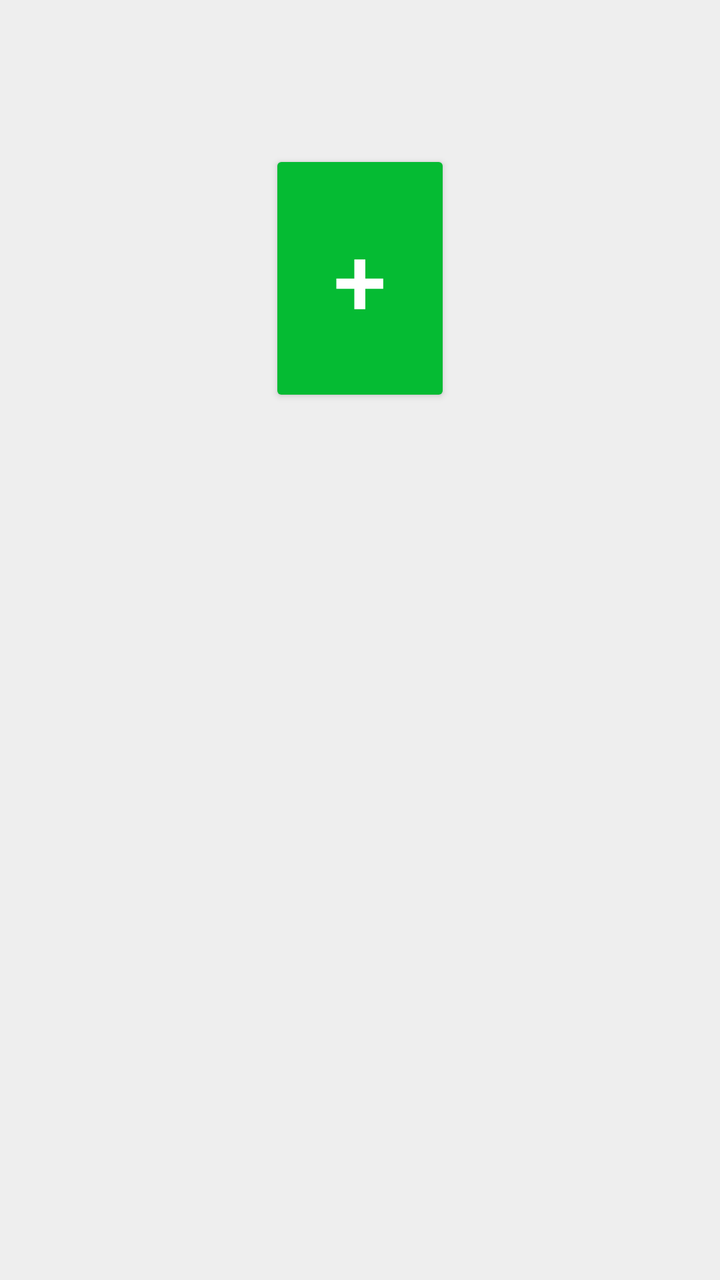
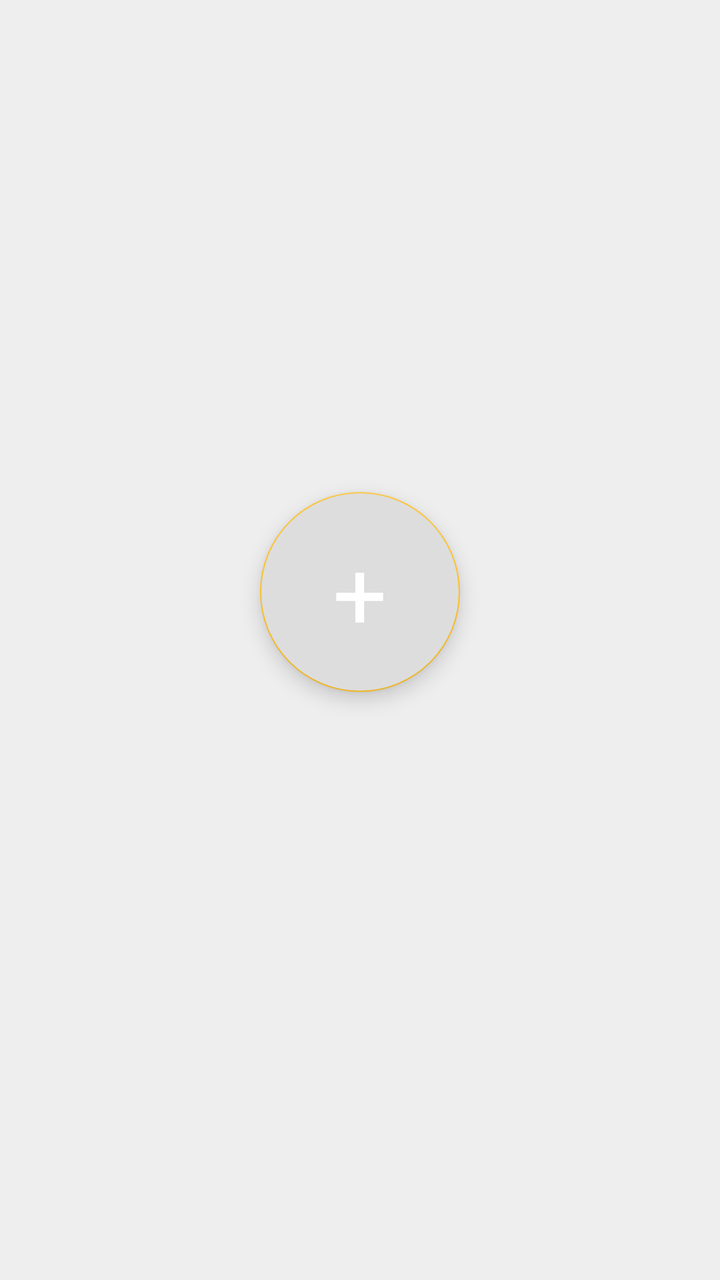

Screens rendered from an Android XML layout before and after an edit, with the pre-edit source and the edit as a unified diff.
<!-- AndroidManifest.xml: application theme AppTheme -->
<!-- res/layout/placeholder_add.xml -->
<?xml version="1.0" encoding="utf-8"?>
<LinearLayout
    xmlns:android="http://schemas.android.com/apk/res/android"
    android:orientation="vertical"
    android:layout_width="match_parent"
    android:layout_height="match_parent"
    android:background="@color/colorChalk">

    <TextView
        android:id="@+id/placeholder_message"
        android:layout_width="match_parent"
        android:layout_height="wrap_content"
        android:layout_marginBottom="@dimen/activity_vertical_margin"
        android:layout_marginEnd="@dimen/activity_horizontal_margin"
        android:layout_marginStart="@dimen/activity_horizontal_margin"
        android:layout_marginTop="@dimen/activity_vertical_margin"
        android:gravity="center"
        android:textSize="@dimen/text_size_paragraph_title"/>

    <Button
        android:id="@+id/placeholder_button"
        android:layout_width="wrap_content"
        android:layout_height="wrap_content"
        android:layout_marginTop="@dimen/activity_vertical_margin"
        android:padding="@dimen/button_padding"
        android:layout_gravity="center"
        android:textSize="@dimen/text_size_symbol"
        android:text="@string/symbol_increment_button"
        android:backgroundTint="@color/colorConversion"
        android:textColor="#fff"/>

</LinearLayout>
<!-- resources referenced by this layout -->
<resources>
  <color name="colorChalk">#EEE</color>
  <color name="colorConversion">#05BB33</color>
  <dimen name="activity_horizontal_margin">16dp</dimen>
  <dimen name="activity_vertical_margin">16dp</dimen>
  <dimen name="button_padding">32dp</dimen>
  <dimen name="text_size_paragraph_title">20sp</dimen>
  <dimen name="text_size_symbol">48sp</dimen>
  <string name="symbol_increment_button">+</string>
  <style name="AppTheme" parent="Theme.AppCompat.Light.DarkActionBar">
          <item name="colorPrimary">@color/colorPrimary</item>
          <item name="colorPrimaryDark">@color/colorPrimaryDark</item>
          <item name="colorAccent">@color/colorAccent</item>
          <item name="popupMenuStyle">@style/AppTheme.PopupOverlay</item>
      </style>
  <color name="colorPrimary">#00B0FF</color>
  <color name="colorPrimaryDark">#0081CB</color>
  <color name="colorAccent">#FBC02D</color>
  <style name="AppTheme.PopupOverlay" parent="@android:style/Widget.PopupMenu">
          <item name="android:background">@color/colorPrimary</item>
      </style>
</resources>

<!-- the commit's change to res/layout/placeholder_add.xml (unified diff, before → after) -->
@@ -1,32 +1,25 @@
 <?xml version="1.0" encoding="utf-8"?>
-<LinearLayout
-    xmlns:android="http://schemas.android.com/apk/res/android"
-    android:orientation="vertical"
+<FrameLayout xmlns:android="http://schemas.android.com/apk/res/android"
     android:layout_width="match_parent"
     android:layout_height="match_parent"
-    android:background="@color/colorChalk">
+    android:background="@color/colorChalk"
+    android:paddingBottom="48dp">
+
+    <com.google.android.material.floatingactionbutton.FloatingActionButton
+        android:id="@+id/placeholder_button"
+        android:layout_width="100dp"
+        android:layout_height="100dp"
+        android:layout_gravity="center"
+        android:backgroundTint="@color/colorNeutral"/>
 
     <TextView
-        android:id="@+id/placeholder_message"
-        android:layout_width="match_parent"
-        android:layout_height="wrap_content"
-        android:layout_marginBottom="@dimen/activity_vertical_margin"
-        android:layout_marginEnd="@dimen/activity_horizontal_margin"
-        android:layout_marginStart="@dimen/activity_horizontal_margin"
-        android:layout_marginTop="@dimen/activity_vertical_margin"
+        android:layout_width="140dp"
+        android:layout_height="100dp"
+        android:layout_gravity="center"
         android:gravity="center"
-        android:textSize="@dimen/text_size_paragraph_title"/>
-
-    <Button
-        android:id="@+id/placeholder_button"
-        android:layout_width="wrap_content"
-        android:layout_height="wrap_content"
-        android:layout_marginTop="@dimen/activity_vertical_margin"
-        android:padding="@dimen/button_padding"
-        android:layout_gravity="center"
         android:textSize="@dimen/text_size_symbol"
         android:text="@string/symbol_increment_button"
-        android:backgroundTint="@color/colorConversion"
-        android:textColor="#fff"/>
+        android:textColor="#fff"
+        android:elevation="10dp"/>
 
-</LinearLayout>
+</FrameLayout>
<!-- resource entries referenced after the edit -->
@@ -1,11 +1,7 @@
 <!-- resources referenced by this layout -->
 <resources>
   <color name="colorChalk">#EEE</color>
-  <color name="colorConversion">#05BB33</color>
-  <dimen name="activity_horizontal_margin">16dp</dimen>
-  <dimen name="activity_vertical_margin">16dp</dimen>
-  <dimen name="button_padding">32dp</dimen>
-  <dimen name="text_size_paragraph_title">20sp</dimen>
+  <color name="colorNeutral">#DDD</color>
   <dimen name="text_size_symbol">48sp</dimen>
   <string name="symbol_increment_button">+</string>
   <style name="AppTheme" parent="Theme.AppCompat.Light.DarkActionBar">
